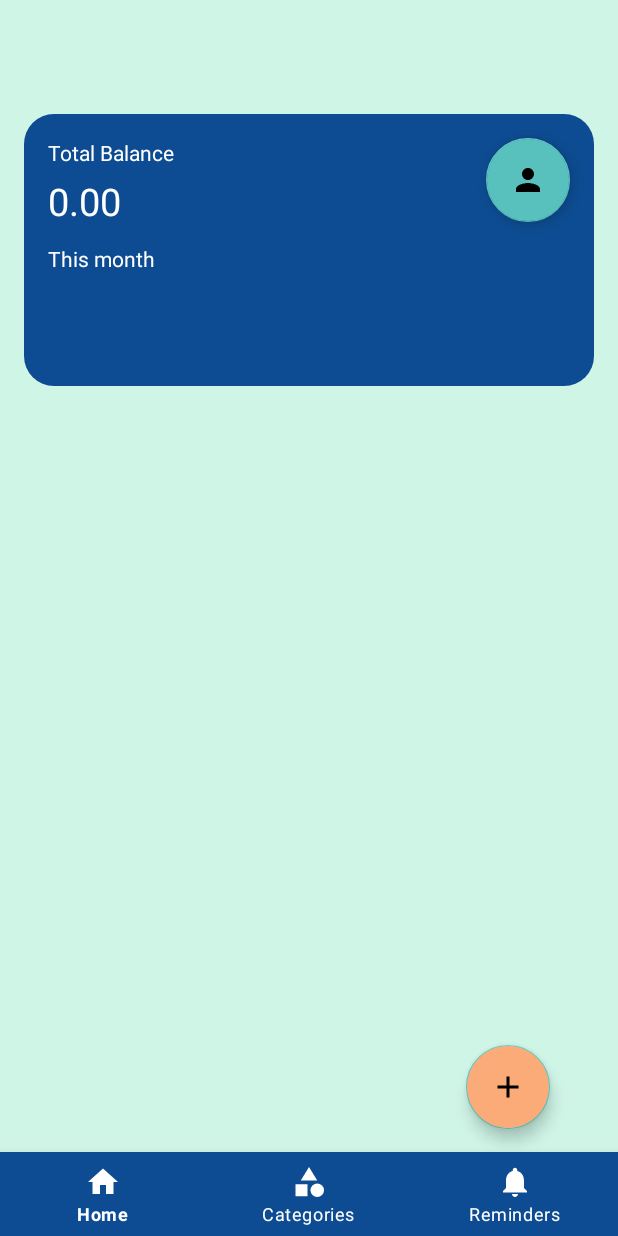
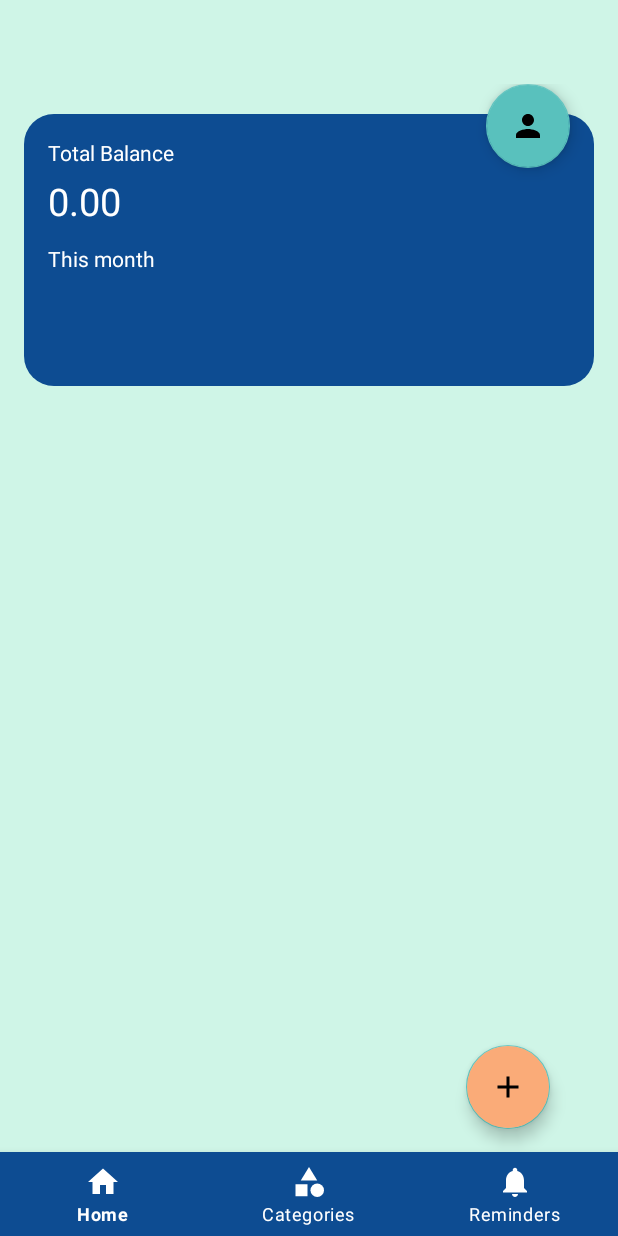
Before and after one commit to it21303302b/MADD_project_SmartSpend, an Android app: the screen it shows after launch once a user with an empty profile is signed in (MainActivity), on a phone screen of 412 x 824 dp. Run offline under Robolectric (Android 15) with nearby library versions, the phone set to English and light mode, and no system bars; our stand-ins replace Firebase (no records; nobody signed in at launch, a user with empty details on screens opened directly), navigation-ui.

Commit message:
Profile Updates

```diff
--- a/app/src/main/java/com/example/smartspend/ForgotPasswordActivity.kt
+++ b/app/src/main/java/com/example/smartspend/ForgotPasswordActivity.kt
@@ -48,5 +48,7 @@ class ForgotPasswordActivity : AppCompatActivity() {
         binding.backToLoginBtn.setOnClickListener {
             finish()
         }
+
+
     }
 }
--- a/app/src/main/java/com/example/smartspend/MainActivity.kt
+++ b/app/src/main/java/com/example/smartspend/MainActivity.kt
@@ -9,6 +9,7 @@ import androidx.navigation.findNavController
 import androidx.navigation.ui.AppBarConfiguration
 import androidx.navigation.ui.setupWithNavController
 import com.example.smartspend.databinding.ActivityMainBinding
+import com.google.android.material.floatingactionbutton.FloatingActionButton
 import com.google.firebase.database.DatabaseReference
 import com.google.firebase.database.FirebaseDatabase
 
@@ -26,6 +27,8 @@ class MainActivity : AppCompatActivity() {
         val intent = Intent(this, RegisterActivity::class.java)
         startActivity(intent)
     }
+
+
 
 
     override fun onCreate(savedInstanceState: Bundle?) {
@@ -50,6 +53,14 @@ class MainActivity : AppCompatActivity() {
         )
         //setupActionBarWithNavController(navController, appBarConfiguration)
         navView.setupWithNavController(navController)
+
+        val fab = findViewById<FloatingActionButton>(R.id.floatingActionButton3)
+        fab.setOnClickListener {
+            val intent = Intent(this, ProfileActivity::class.java)
+            startActivity(intent)
+        }
+
+
     }
     fun addReminder(view: View) {
         val intent = Intent(this, AddReminder::class.java)
--- a/app/src/main/res/layout/activity_main.xml
+++ b/app/src/main/res/layout/activity_main.xml
@@ -10,7 +10,16 @@
     >
 
 
+    <com.google.android.material.floatingactionbutton.FloatingActionButton
+        android:id="@+id/floatingActionButton3"
+        android:layout_width="wrap_content"
+        android:layout_height="wrap_content"
 
+        android:layout_marginEnd="32dp"
+        android:clickable="true"
+        android:src="@drawable/person_icon"
+        app:layout_constraintEnd_toEndOf="parent"
+        app:layout_constraintTop_toTopOf="parent" />
 
     <com.google.android.material.bottomnavigation.BottomNavigationView
         android:id="@+id/nav_view"
@@ -35,12 +44,7 @@
         app:defaultNavHost="true"
         app:layout_constraintBottom_toTopOf="@id/nav_view"
         app:layout_constraintEnd_toEndOf="parent"
-        app:layout_constraintHorizontal_bias="0.0"
-        app:layout_constraintLeft_toLeftOf="parent"
         app:layout_constraintRight_toRightOf="parent"
-        app:layout_constraintStart_toStartOf="parent"
-        app:layout_constraintTop_toTopOf="parent"
-        app:layout_constraintVertical_bias="1.0"
         app:navGraph="@navigation/mobile_navigation" />
 
 
--- a/app/src/main/res/layout/fragment_home.xml
+++ b/app/src/main/res/layout/fragment_home.xml
@@ -135,17 +135,7 @@
         app:layout_constraintBottom_toTopOf="@+id/text_home"
         app:layout_constraintEnd_toEndOf="parent" />
 
-    <com.google.android.material.floatingactionbutton.FloatingActionButton
-        android:id="@+id/floatingActionButton3"
-        android:layout_width="wrap_content"
-        android:layout_height="wrap_content"
-        android:layout_marginTop="16dp"
-        android:layout_marginEnd="16dp"
 
-        android:clickable="true"
-        android:src="@drawable/person_icon"
-        app:layout_constraintEnd_toEndOf="@+id/materialToolbar"
-        app:layout_constraintTop_toTopOf="@+id/materialToolbar" />
 
 
 
```
